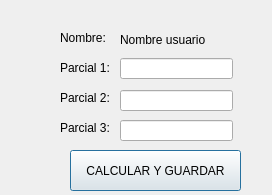
The window that Programas/U3_Clase/P4_TranspasoInfoVentanas/Ejemplo 3/Ventana_CalcularPromedio.ui (NEUTRALDUST21/PIP_2024_3_Eq_Maciel) describes before a commit, drawn with Qt 5.
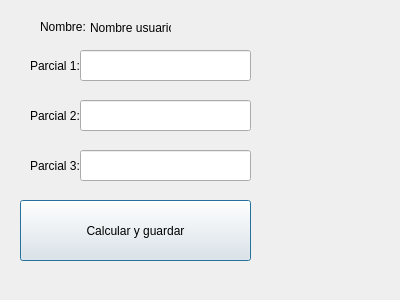
The same window after the commit.

```diff
--- a/Programas/U3_Clase/P4_TranspasoInfoVentanas/Ejemplo 3/Ventana_CalcularPromedio.ui
+++ b/Programas/U3_Clase/P4_TranspasoInfoVentanas/Ejemplo 3/Ventana_CalcularPromedio.ui
@@ -6,8 +6,8 @@
    <rect>
     <x>0</x>
     <y>0</y>
-    <width>272</width>
-    <height>195</height>
+    <width>400</width>
+    <height>300</height>
    </rect>
   </property>
   <property name="windowTitle">
@@ -16,10 +16,10 @@
   <widget class="QLabel" name="label">
    <property name="geometry">
     <rect>
-     <x>60</x>
-     <y>30</y>
-     <width>58</width>
-     <height>16</height>
+     <x>40</x>
+     <y>20</y>
+     <width>47</width>
+     <height>13</height>
     </rect>
    </property>
    <property name="text">
@@ -29,10 +29,10 @@
   <widget class="QLabel" name="txt_nombre">
    <property name="geometry">
     <rect>
-     <x>120</x>
-     <y>29</y>
-     <width>121</width>
-     <height>21</height>
+     <x>90</x>
+     <y>20</y>
+     <width>81</width>
+     <height>16</height>
     </rect>
    </property>
    <property name="text">
@@ -42,10 +42,10 @@
   <widget class="QLabel" name="label_3">
    <property name="geometry">
     <rect>
-     <x>60</x>
-     <y>60</y>
-     <width>58</width>
-     <height>16</height>
+     <x>30</x>
+     <y>50</y>
+     <width>51</width>
+     <height>31</height>
     </rect>
    </property>
    <property name="text">
@@ -55,10 +55,10 @@
   <widget class="QLabel" name="label_4">
    <property name="geometry">
     <rect>
-     <x>60</x>
-     <y>90</y>
-     <width>58</width>
-     <height>16</height>
+     <x>30</x>
+     <y>100</y>
+     <width>51</width>
+     <height>31</height>
     </rect>
    </property>
    <property name="text">
@@ -68,10 +68,10 @@
   <widget class="QLabel" name="label_5">
    <property name="geometry">
     <rect>
-     <x>60</x>
-     <y>120</y>
-     <width>58</width>
-     <height>16</height>
+     <x>30</x>
+     <y>150</y>
+     <width>51</width>
+     <height>31</height>
     </rect>
    </property>
    <property name="text">
@@ -81,44 +81,44 @@
   <widget class="QLineEdit" name="txt_parcial1">
    <property name="geometry">
     <rect>
-     <x>120</x>
-     <y>58</y>
-     <width>113</width>
-     <height>21</height>
+     <x>80</x>
+     <y>50</y>
+     <width>171</width>
+     <height>31</height>
     </rect>
    </property>
   </widget>
   <widget class="QLineEdit" name="txt_parcial2">
    <property name="geometry">
     <rect>
-     <x>120</x>
-     <y>90</y>
-     <width>113</width>
-     <height>21</height>
+     <x>80</x>
+     <y>100</y>
+     <width>171</width>
+     <height>31</height>
     </rect>
    </property>
   </widget>
   <widget class="QLineEdit" name="txt_parcial3">
    <property name="geometry">
     <rect>
-     <x>120</x>
-     <y>120</y>
-     <width>113</width>
-     <height>21</height>
-    </rect>
-   </property>
-  </widget>
-  <widget class="QPushButton" name="btn_calcular">
-   <property name="geometry">
-    <rect>
-     <x>70</x>
+     <x>80</x>
      <y>150</y>
      <width>171</width>
-     <height>41</height>
+     <height>31</height>
+    </rect>
+   </property>
+  </widget>
+  <widget class="QPushButton" name="btnCalcular">
+   <property name="geometry">
+    <rect>
+     <x>20</x>
+     <y>200</y>
+     <width>231</width>
+     <height>61</height>
     </rect>
    </property>
    <property name="text">
-    <string>CALCULAR Y GUARDAR</string>
+    <string>Calcular y guardar</string>
    </property>
   </widget>
  </widget>
```
Left out of the diff: 8 changed lines with no effect on the pictures.
